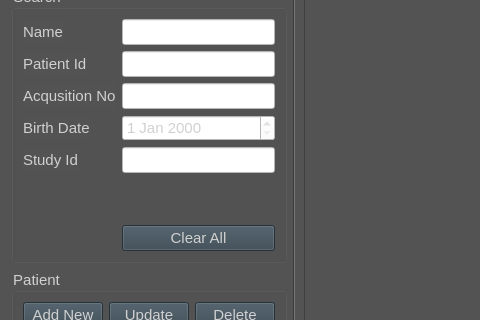
Above: View/Page/WorklistPage.ui from altay-brusan/etrek before the change; both pictures show x 0 to 480 and y 244 to 564 of the 972 by 723 pixel window. Below: the same form after it.
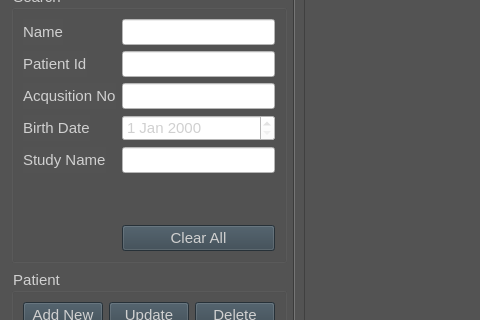
That is the form after the change. Icons and pictures are not drawn.

Commit message: Implement Worklist search functionality and rename Study field

Diff of the .ui file:
```diff
--- a/View/Page/WorklistPage.ui
+++ b/View/Page/WorklistPage.ui
@@ -356,7 +356,7 @@
            </font>
           </property>
           <property name="text">
-           <string>Study Id</string>
+           <string>Study Name</string>
           </property>
          </widget>
         </item>
```
Left out of the diff: 4 changed lines with no effect on the pictures. The commit also changes 6 other files.
